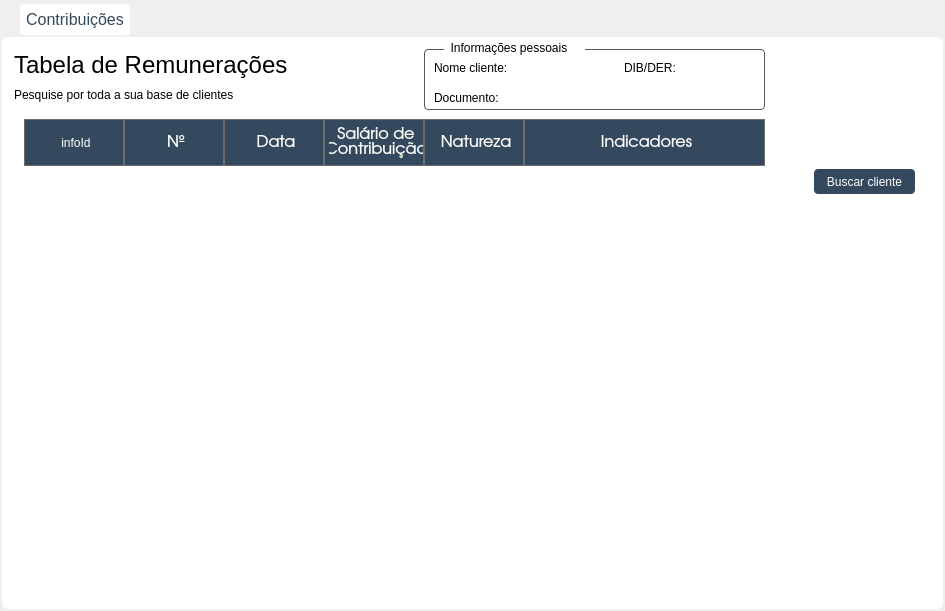
Qt form Telas/UI/tabCalculos.ui (newprev/PrevCliente) before a commit.
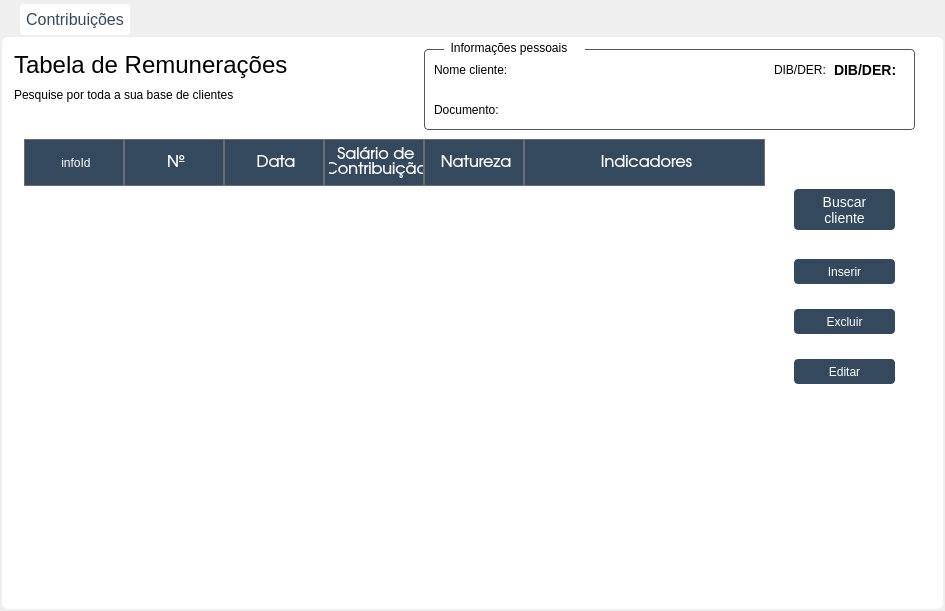
The same form after that commit. Icons and pictures are not drawn.

The edit to the form file:
```diff
--- a/Telas/UI/tabCalculos.ui
+++ b/Telas/UI/tabCalculos.ui
@@ -125,10 +125,8 @@
 	font-size: 16px;
 }
 
-#lbBuscaNome, 
-#lbBuscaEmail, 
-#lbBuscaTelefone,
-#lbBuscaTpProcesso,
+#lbBuscaNome, #lbBuscaEmail, 
+#lbBuscaTelefone, #lbBuscaTpProcesso,
 #lbBuscaRgcpf {
 	font-family: &quot;TeX Gyre Adventor&quot;;
 	font-size: 12px;
@@ -141,6 +139,14 @@
 	background-color: white;
 }
 
+#lbDibDer, 
+#lbNome, #lbDocumento {
+	font-family: &quot;TeX Gyre Adventor&quot;;
+	font-size: 14px;
+	background-color: white;
+	font-weight: bold;
+}
+
 /*-------------------------------- Frames -----------------------------------------*/
 #frInfoCabecalho{
 	border-radius: 4px;
@@ -189,7 +195,7 @@
 
 #pbBuscarCliente {
 	font-family: &quot;TeX Gyre Adventor&quot;;
-	font-size: 12px;
+	font-size: 14px;
 	color: white;
 
 	border-radius: 4px;
@@ -198,12 +204,32 @@
 
 #pbBuscarCliente:hover {
 	font-family: &quot;TeX Gyre Adventor&quot;;
+	font-size: 14px;
+	color: white;
+
+	border-radius: 4px;
+	border: 1px solid;
+	background-color: rgb(72, 93, 114);
+}
+
+#pbInserir, #pbEditar, #pbExcluir {
+	font-family: &quot;TeX Gyre Adventor&quot;;
 	font-size: 12px;
 	color: white;
 
 	border-radius: 4px;
-	border: 1px solid rgb(51, 126, 251);
-	background-color: rgb(245, 141, 20);
+	background-color: rgb(52, 73, 94);
+}
+
+#pbInserir:hover, #pbEditar:hover, 
+#pbExcluir:hover {
+	font-family: &quot;TeX Gyre Adventor&quot;;
+	font-size: 12px;
+	color: white;
+
+	border-radius: 4px;
+	border: 1px solid;
+	background-color: rgb(72, 93, 114);
 }</string>
       </property>
       <attribute name="title">
@@ -239,9 +265,9 @@
        <property name="geometry">
         <rect>
          <x>20</x>
-         <y>80</y>
+         <y>100</y>
          <width>741</width>
-         <height>481</height>
+         <height>461</height>
         </rect>
        </property>
        <property name="frameShape">
@@ -351,14 +377,15 @@
       <widget class="QPushButton" name="pbBuscarCliente">
        <property name="geometry">
         <rect>
-         <x>810</x>
-         <y>130</y>
+         <x>790</x>
+         <y>150</y>
          <width>101</width>
-         <height>25</height>
+         <height>41</height>
         </rect>
        </property>
        <property name="text">
-        <string>Buscar cliente</string>
+        <string>Buscar 
+cliente</string>
        </property>
       </widget>
       <widget class="QFrame" name="frInfoCabecalho">
@@ -366,8 +393,8 @@
         <rect>
          <x>420</x>
          <y>10</y>
-         <width>341</width>
-         <height>61</height>
+         <width>491</width>
+         <height>81</height>
         </rect>
        </property>
        <property name="frameShape">
@@ -381,8 +408,8 @@
          <rect>
           <x>10</x>
           <y>10</y>
-          <width>161</width>
-          <height>17</height>
+          <width>81</width>
+          <height>21</height>
          </rect>
         </property>
         <property name="text">
@@ -393,9 +420,9 @@
         <property name="geometry">
          <rect>
           <x>10</x>
-          <y>40</y>
-          <width>131</width>
-          <height>17</height>
+          <y>50</y>
+          <width>81</width>
+          <height>21</height>
          </rect>
         </property>
         <property name="text">
@@ -405,10 +432,49 @@
        <widget class="QLabel" name="lbInfoDibDer">
         <property name="geometry">
          <rect>
-          <x>200</x>
+          <x>350</x>
           <y>10</y>
-          <width>131</width>
-          <height>17</height>
+          <width>51</width>
+          <height>21</height>
+         </rect>
+        </property>
+        <property name="text">
+         <string>DIB/DER:</string>
+        </property>
+       </widget>
+       <widget class="QLabel" name="lbNome">
+        <property name="geometry">
+         <rect>
+          <x>100</x>
+          <y>10</y>
+          <width>221</width>
+          <height>21</height>
+         </rect>
+        </property>
+        <property name="text">
+         <string/>
+        </property>
+       </widget>
+       <widget class="QLabel" name="lbDocumento">
+        <property name="geometry">
+         <rect>
+          <x>100</x>
+          <y>50</y>
+          <width>191</width>
+          <height>21</height>
+         </rect>
+        </property>
+        <property name="text">
+         <string/>
+        </property>
+       </widget>
+       <widget class="QLabel" name="lbDibDer">
+        <property name="geometry">
+         <rect>
+          <x>410</x>
+          <y>10</y>
+          <width>61</width>
+          <height>21</height>
          </rect>
         </property>
         <property name="text">
@@ -429,6 +495,45 @@
         <string>  Informações pessoais</string>
        </property>
       </widget>
+      <widget class="QPushButton" name="pbInserir">
+       <property name="geometry">
+        <rect>
+         <x>790</x>
+         <y>220</y>
+         <width>101</width>
+         <height>25</height>
+        </rect>
+       </property>
+       <property name="text">
+        <string>Inserir</string>
+       </property>
+      </widget>
+      <widget class="QPushButton" name="pbExcluir">
+       <property name="geometry">
+        <rect>
+         <x>790</x>
+         <y>270</y>
+         <width>101</width>
+         <height>25</height>
+        </rect>
+       </property>
+       <property name="text">
+        <string>Excluir</string>
+       </property>
+      </widget>
+      <widget class="QPushButton" name="pbEditar">
+       <property name="geometry">
+        <rect>
+         <x>790</x>
+         <y>320</y>
+         <width>101</width>
+         <height>25</height>
+        </rect>
+       </property>
+       <property name="text">
+        <string>Editar</string>
+       </property>
+      </widget>
      </widget>
     </widget>
    </item>
```
